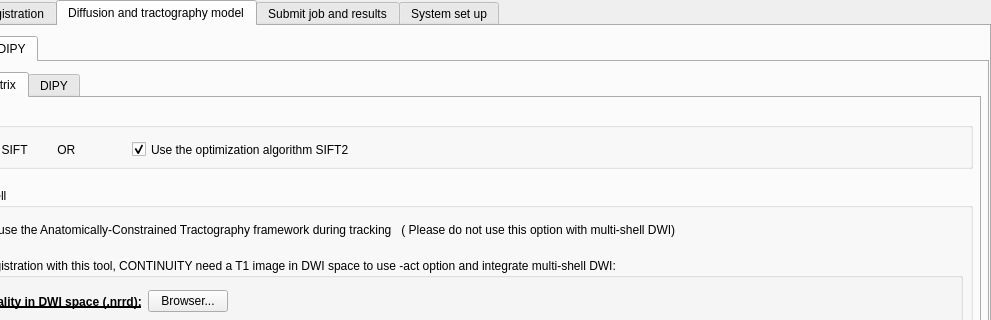
The window that interface_tab.ui (HZBCPP/CONTINUITY-lite) describes before a commit, drawn with Qt 5; both pictures show x 134 to 1125 and y 0 to 320 of the 1125 by 631 pixel window.
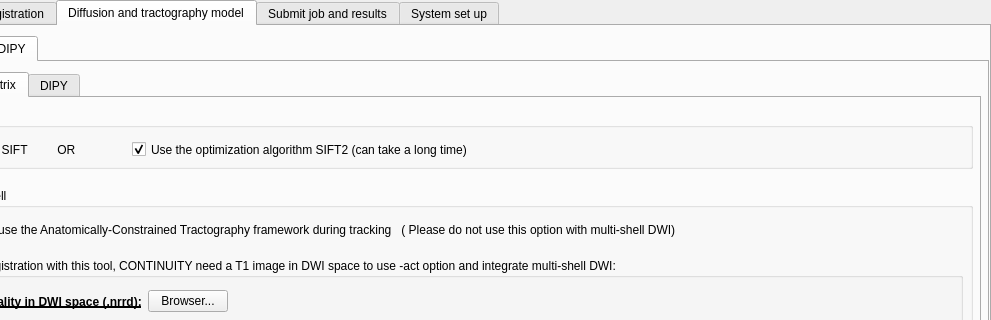
The same window after the commit. The open tabs and pages were chosen to show the change.

Commit message: ENH: SIFT2 okay

```diff
--- a/interface_tab.ui
+++ b/interface_tab.ui
@@ -4658,12 +4658,12 @@
           <rect>
            <x>230</x>
            <y>30</y>
-           <width>291</width>
+           <width>831</width>
            <height>23</height>
           </rect>
          </property>
          <property name="text">
-          <string>Use the optimization algorithm SIFT2</string>
+          <string>Use the optimization algorithm SIFT2 (can take a long time)</string>
          </property>
          <property name="checked">
           <bool>true</bool>
```
Left out of the diff: 2 changed lines with no effect on the pictures.
